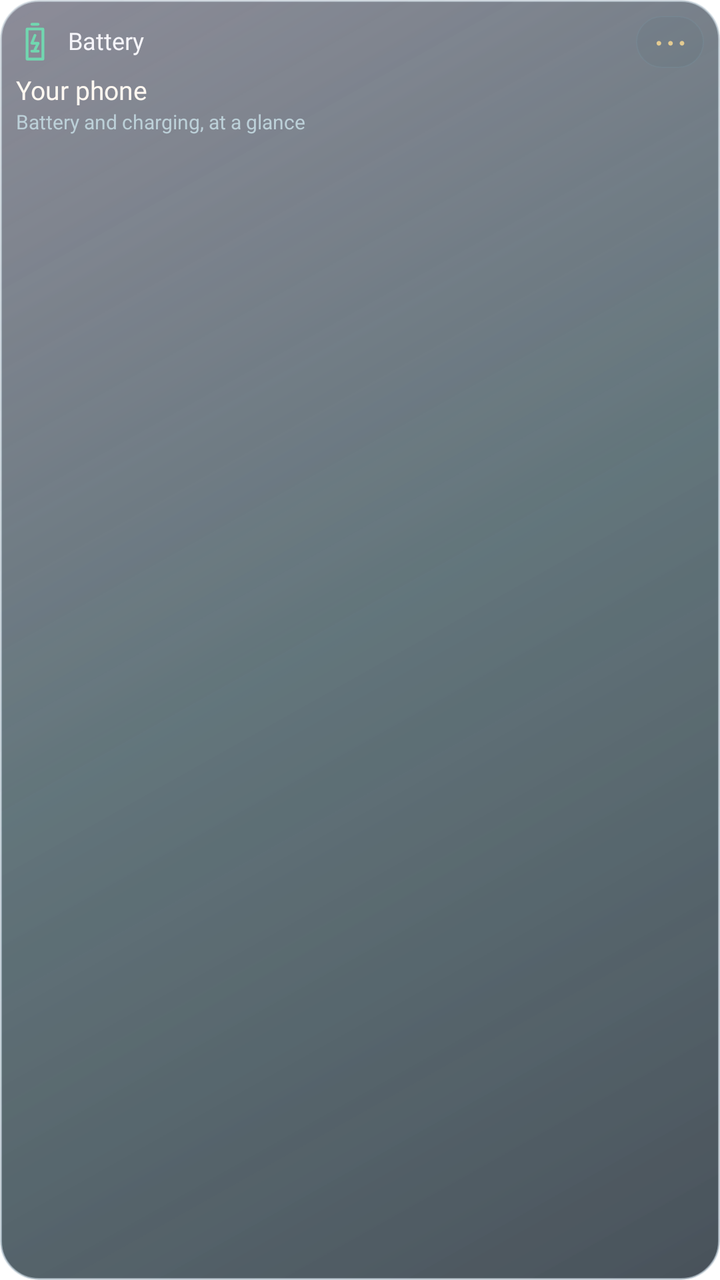
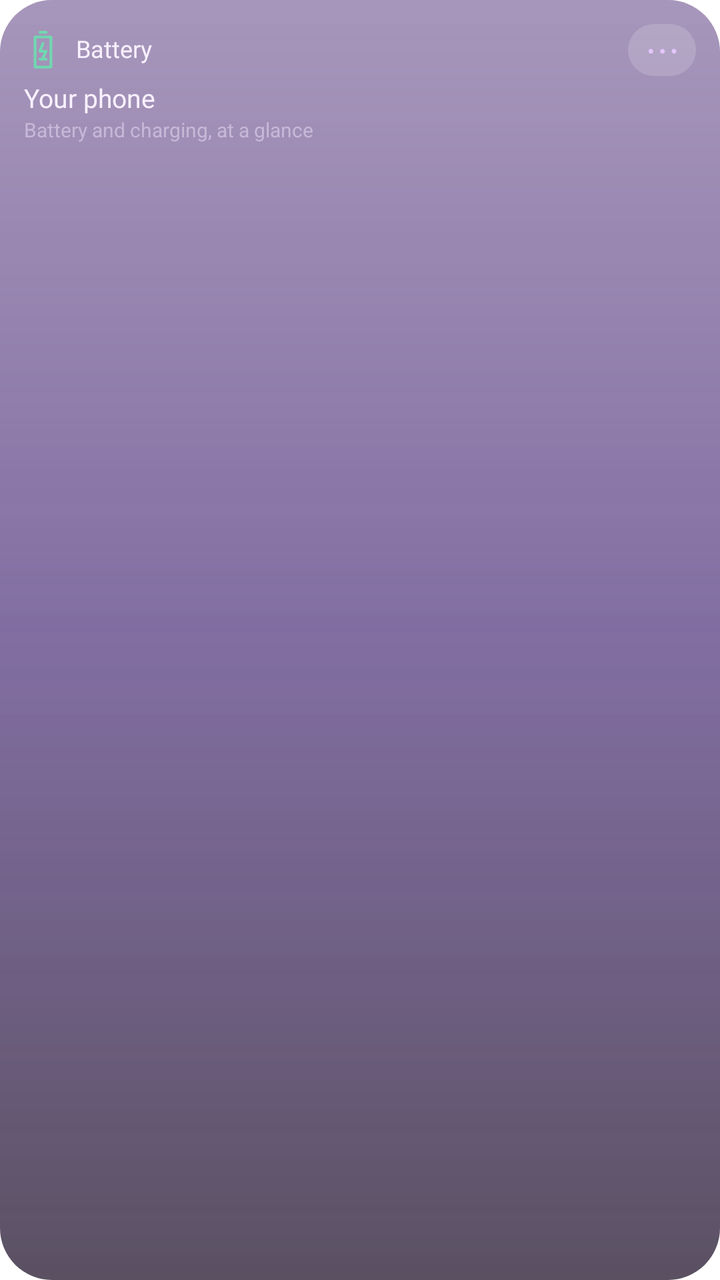

Two renders of the same Android screen: before a commit and after it. Below are the layout's source before the change and the commit's diff.
<!-- AndroidManifest.xml: application theme Theme.Lumen -->
<!-- res/layout/widget_preview_battery.xml -->
<?xml version='1.0' encoding='utf-8'?>
<LinearLayout xmlns:android="http://schemas.android.com/apk/res/android" android:id="@+id/widget_root" android:layout_width="match_parent" android:layout_height="match_parent" android:orientation="vertical" android:padding="8dp" android:background="@drawable/widget_glass_dark_balanced">
    <LinearLayout android:layout_width="match_parent" android:layout_height="wrap_content" android:orientation="horizontal" android:gravity="center_vertical">
        <ImageView android:id="@+id/widget_icon" android:layout_width="19dp" android:layout_height="19dp" android:contentDescription="@null" android:src="@drawable/widget_ic_battery" />
        <TextView android:id="@+id/widget_title" android:layout_width="0dp" android:layout_weight="1" android:layout_height="wrap_content" android:layout_marginStart="7dp" android:text="@string/widget_battery" android:textColor="#F6F5FA" android:textSize="12sp" android:fontFamily="@font/outfit_medium" android:maxLines="1" android:ellipsize="end" android:includeFontPadding="false" />
        <TextView android:id="@+id/widget_action" android:layout_width="34dp" android:layout_height="26dp" android:gravity="center" android:text="@string/widget_more" android:textSize="19sp" android:textColor="#E4CB91" android:contentDescription="@string/widget_open" android:background="@drawable/widget_control" android:includeFontPadding="false" />
    </LinearLayout>
    <TextView android:id="@+id/widget_detail" android:layout_width="match_parent" android:layout_height="wrap_content" android:layout_marginTop="4dp" android:text="@string/widget_preview_battery_detail" android:textColor="#FFF8F1" android:textSize="13sp" android:fontFamily="@font/outfit_medium" android:maxLines="2" android:ellipsize="end" android:visibility="visible" android:includeFontPadding="false" />
    <Chronometer android:id="@+id/widget_timer" android:layout_width="match_parent" android:layout_height="24dp" android:textColor="#FFF8F1" android:textSize="20sp" android:fontFamily="@font/outfit_medium" android:visibility="gone" android:includeFontPadding="false" />
    <TextView android:id="@+id/widget_status" android:layout_width="match_parent" android:layout_height="wrap_content" android:layout_marginTop="2dp" android:textColor="#BCD0D8" android:textSize="10sp" android:maxLines="2" android:ellipsize="end" android:text="@string/widget_preview_battery_status" android:visibility="visible" android:includeFontPadding="false" />
    <LinearLayout android:id="@+id/widget_photos" android:layout_width="match_parent" android:layout_height="44dp" android:layout_marginTop="4dp" android:orientation="horizontal" android:gravity="center_vertical" android:visibility="gone">
        <ImageView android:id="@+id/widget_photo1" android:layout_width="0dp" android:layout_weight="1" android:layout_height="40dp" android:layout_marginEnd="4dp" android:scaleType="centerCrop" android:background="@drawable/widget_photo_frame" android:contentDescription="@string/widget_photo" android:visibility="gone" />
        <ImageView android:id="@+id/widget_photo2" android:layout_width="0dp" android:layout_weight="1" android:layout_height="40dp" android:layout_marginEnd="4dp" android:scaleType="centerCrop" android:background="@drawable/widget_photo_frame" android:contentDescription="@string/widget_photo" android:visibility="gone" />
        <ImageView android:id="@+id/widget_photo3" android:layout_width="0dp" android:layout_weight="1" android:layout_height="40dp" android:layout_marginEnd="4dp" android:scaleType="centerCrop" android:background="@drawable/widget_photo_frame" android:contentDescription="@string/widget_photo" android:visibility="gone" />
        <ImageView android:id="@+id/widget_photo4" android:layout_width="0dp" android:layout_weight="1" android:layout_height="40dp" android:layout_marginEnd="4dp" android:scaleType="centerCrop" android:background="@drawable/widget_photo_frame" android:contentDescription="@string/widget_photo" android:visibility="gone" />
    </LinearLayout>
    <LinearLayout android:id="@+id/widget_photo_names" android:layout_width="match_parent" android:layout_height="12dp" android:orientation="horizontal" android:visibility="gone">
        <TextView android:id="@+id/widget_person1" android:layout_width="0dp" android:layout_weight="1" android:layout_height="match_parent" android:textColor="#BCD0D8" android:textSize="9sp" android:gravity="center" android:maxLines="1" android:ellipsize="end" android:includeFontPadding="false" />
        <TextView android:id="@+id/widget_person2" android:layout_width="0dp" android:layout_weight="1" android:layout_height="match_parent" android:textColor="#BCD0D8" android:textSize="9sp" android:gravity="center" android:maxLines="1" android:ellipsize="end" android:includeFontPadding="false" />
        <TextView android:id="@+id/widget_person3" android:layout_width="0dp" android:layout_weight="1" android:layout_height="match_parent" android:textColor="#BCD0D8" android:textSize="9sp" android:gravity="center" android:maxLines="1" android:ellipsize="end" android:includeFontPadding="false" />
        <TextView android:id="@+id/widget_person4" android:layout_width="0dp" android:layout_weight="1" android:layout_height="match_parent" android:textColor="#BCD0D8" android:textSize="9sp" android:gravity="center" android:maxLines="1" android:ellipsize="end" android:includeFontPadding="false" />
    </LinearLayout>
    <LinearLayout android:id="@+id/widget_row1" android:layout_width="match_parent" android:layout_height="24dp" android:orientation="horizontal" android:gravity="center_vertical" android:visibility="gone">
        <TextView android:id="@+id/widget_check1" android:layout_width="34dp" android:layout_height="match_parent" android:text="@string/widget_circle" android:textColor="#E4CB91" android:textSize="22sp" android:gravity="center_vertical" android:includeFontPadding="false" />
        <TextView android:id="@+id/widget_task1" android:layout_width="0dp" android:layout_weight="1" android:layout_height="wrap_content" android:textColor="#FFF8F1" android:textSize="12sp" android:maxLines="1" android:ellipsize="end" android:includeFontPadding="false" />
    </LinearLayout>
    <LinearLayout android:id="@+id/widget_row2" android:layout_width="match_parent" android:layout_height="24dp" android:orientation="horizontal" android:gravity="center_vertical" android:visibility="gone">
        <TextView android:id="@+id/widget_check2" android:layout_width="34dp" android:layout_height="match_parent" android:text="@string/widget_circle" android:textColor="#E4CB91" android:textSize="22sp" android:gravity="center_vertical" android:includeFontPadding="false" />
        <TextView android:id="@+id/widget_task2" android:layout_width="0dp" android:layout_weight="1" android:layout_height="wrap_content" android:textColor="#FFF8F1" android:textSize="12sp" android:maxLines="1" android:ellipsize="end" android:includeFontPadding="false" />
    </LinearLayout>
    <TextView android:id="@+id/widget_button" android:layout_width="match_parent" android:layout_height="28dp" android:layout_marginTop="4dp" android:gravity="center" android:textColor="#28251D" android:fontFamily="@font/outfit_medium" android:textSize="12sp" android:background="@drawable/widget_pill" android:visibility="gone" android:text="@string/widget_preview_battery_button" android:includeFontPadding="false" />
    <ProgressBar android:id="@+id/widget_meter" android:layout_width="match_parent" android:layout_height="4dp" android:layout_marginTop="8dp" android:max="100" android:progressTint="#E4CB91" android:progressBackgroundTint="#334E6C72" android:visibility="gone" style="?android:attr/progressBarStyleHorizontal" />
</LinearLayout>
<!-- resources referenced by this layout -->
<resources>
  <!-- drawable widget_control (drawable) -->
  <shape xmlns:android="http://schemas.android.com/apk/res/android">
      <corners android:radius="14dp"/>
      <solid android:color="#153F5960"/>
      <stroke android:width="0.6dp" android:color="#337B9BA8"/>
  </shape>
  <!-- drawable widget_glass_dark_balanced (drawable) -->
  <?xml version='1.0' encoding='utf-8'?>
  <layer-list xmlns:android="http://schemas.android.com/apk/res/android">
      <item>
          <shape>
              <corners android:radius="19dp" />
              <gradient android:angle="315" android:startColor="#B939394E" android:centerColor="#B9243B43" android:endColor="#C5131F2A" />
              <stroke android:width="1dp" android:color="#A4BAC7D3" />
          </shape>
      </item>
      <item>
          <shape>
              <corners android:radius="19dp" />
              <gradient android:angle="315" android:startColor="#32FFFFFF" android:centerColor="#087DD8E4" android:endColor="#002C2748" />
          </shape>
      </item>
  </layer-list>
  <!-- drawable widget_ic_battery (drawable) -->
  <vector xmlns:android="http://schemas.android.com/apk/res/android" android:width="24dp" android:height="24dp" android:viewportWidth="24" android:viewportHeight="24"><path android:pathData="M7,4 L17,4 L17,23 L7,23 Z M10,1 L14,1 M10,18 L14,18 M12,8 L10,13 L14,13 L12,17" android:fillColor="@android:color/transparent" android:strokeColor="#71D7B0" android:strokeWidth="1.7" android:strokeLineCap="round" android:strokeLineJoin="round" /></vector>
  <!-- drawable widget_photo_frame (drawable) -->
  <shape xmlns:android="http://schemas.android.com/apk/res/android"><corners android:radius="12dp"/><solid android:color="#262F424B"/></shape>
  <!-- drawable widget_pill (drawable) -->
  <shape xmlns:android="http://schemas.android.com/apk/res/android"><corners android:radius="24dp"/><gradient android:angle="0" android:startColor="#EAD8A7" android:endColor="#DCC28A"/></shape>
  <string name="widget_battery">Battery</string>
  <string name="widget_circle">○</string>
  <string name="widget_more">⋯</string>
  <string name="widget_open">Open widget</string>
  <string name="widget_photo">Photo</string>
  <string name="widget_preview_battery_button" />
  <string name="widget_preview_battery_detail">Your phone</string>
  <string name="widget_preview_battery_status">Battery and charging, at a glance</string>
  <style name="Theme.Lumen" parent="android:Theme.Material.NoActionBar">
          <item name="android:windowShowWallpaper">true</item>
          <item name="android:windowBackground">@android:color/transparent</item>
          <item name="android:colorBackgroundCacheHint">@null</item>
          <item name="android:statusBarColor">@android:color/transparent</item>
          <item name="android:navigationBarColor">@android:color/transparent</item>
          <item name="android:windowDrawsSystemBarBackgrounds">true</item>
          <item name="android:windowLightStatusBar">false</item>
      </style>
</resources>

<!-- the commit's change to res/layout/widget_preview_battery.xml (unified diff, before → after) -->
@@ -1,13 +1,13 @@
 <?xml version='1.0' encoding='utf-8'?>
-<LinearLayout xmlns:android="http://schemas.android.com/apk/res/android" android:id="@+id/widget_root" android:layout_width="match_parent" android:layout_height="match_parent" android:orientation="vertical" android:padding="8dp" android:background="@drawable/widget_glass_dark_balanced">
+<LinearLayout xmlns:android="http://schemas.android.com/apk/res/android" android:id="@+id/widget_root" android:layout_width="match_parent" android:layout_height="match_parent" android:orientation="vertical" android:padding="12dp" android:background="@drawable/widget_glass_dark_balanced">
     <LinearLayout android:layout_width="match_parent" android:layout_height="wrap_content" android:orientation="horizontal" android:gravity="center_vertical">
         <ImageView android:id="@+id/widget_icon" android:layout_width="19dp" android:layout_height="19dp" android:contentDescription="@null" android:src="@drawable/widget_ic_battery" />
-        <TextView android:id="@+id/widget_title" android:layout_width="0dp" android:layout_weight="1" android:layout_height="wrap_content" android:layout_marginStart="7dp" android:text="@string/widget_battery" android:textColor="#F6F5FA" android:textSize="12sp" android:fontFamily="@font/outfit_medium" android:maxLines="1" android:ellipsize="end" android:includeFontPadding="false" />
-        <TextView android:id="@+id/widget_action" android:layout_width="34dp" android:layout_height="26dp" android:gravity="center" android:text="@string/widget_more" android:textSize="19sp" android:textColor="#E4CB91" android:contentDescription="@string/widget_open" android:background="@drawable/widget_control" android:includeFontPadding="false" />
+        <TextView android:id="@+id/widget_title" android:layout_width="0dp" android:layout_weight="1" android:layout_height="wrap_content" android:layout_marginStart="7dp" android:text="@string/widget_battery" android:textColor="#F8F1FF" android:textSize="12sp" android:fontFamily="@font/outfit_medium" android:maxLines="1" android:ellipsize="end" android:includeFontPadding="false" />
+        <TextView android:id="@+id/widget_action" android:layout_width="34dp" android:layout_height="26dp" android:gravity="center" android:text="@string/widget_more" android:textSize="19sp" android:textColor="#E4C6FF" android:contentDescription="@string/widget_open" android:background="@drawable/widget_control" android:includeFontPadding="false" />
     </LinearLayout>
-    <TextView android:id="@+id/widget_detail" android:layout_width="match_parent" android:layout_height="wrap_content" android:layout_marginTop="4dp" android:text="@string/widget_preview_battery_detail" android:textColor="#FFF8F1" android:textSize="13sp" android:fontFamily="@font/outfit_medium" android:maxLines="2" android:ellipsize="end" android:visibility="visible" android:includeFontPadding="false" />
-    <Chronometer android:id="@+id/widget_timer" android:layout_width="match_parent" android:layout_height="24dp" android:textColor="#FFF8F1" android:textSize="20sp" android:fontFamily="@font/outfit_medium" android:visibility="gone" android:includeFontPadding="false" />
-    <TextView android:id="@+id/widget_status" android:layout_width="match_parent" android:layout_height="wrap_content" android:layout_marginTop="2dp" android:textColor="#BCD0D8" android:textSize="10sp" android:maxLines="2" android:ellipsize="end" android:text="@string/widget_preview_battery_status" android:visibility="visible" android:includeFontPadding="false" />
+    <TextView android:id="@+id/widget_detail" android:layout_width="match_parent" android:layout_height="wrap_content" android:layout_marginTop="4dp" android:text="@string/widget_preview_battery_detail" android:textColor="#F8F1FF" android:textSize="13sp" android:fontFamily="@font/outfit_medium" android:maxLines="2" android:ellipsize="end" android:visibility="visible" android:includeFontPadding="false" />
+    <Chronometer android:id="@+id/widget_timer" android:layout_width="match_parent" android:layout_height="24dp" android:textColor="#F8F1FF" android:textSize="20sp" android:fontFamily="@font/outfit_medium" android:visibility="gone" android:includeFontPadding="false" />
+    <TextView android:id="@+id/widget_status" android:layout_width="match_parent" android:layout_height="wrap_content" android:layout_marginTop="2dp" android:textColor="#C8B8D8" android:textSize="10sp" android:maxLines="2" android:ellipsize="end" android:text="@string/widget_preview_battery_status" android:visibility="visible" android:includeFontPadding="false" />
     <LinearLayout android:id="@+id/widget_photos" android:layout_width="match_parent" android:layout_height="44dp" android:layout_marginTop="4dp" android:orientation="horizontal" android:gravity="center_vertical" android:visibility="gone">
         <ImageView android:id="@+id/widget_photo1" android:layout_width="0dp" android:layout_weight="1" android:layout_height="40dp" android:layout_marginEnd="4dp" android:scaleType="centerCrop" android:background="@drawable/widget_photo_frame" android:contentDescription="@string/widget_photo" android:visibility="gone" />
         <ImageView android:id="@+id/widget_photo2" android:layout_width="0dp" android:layout_weight="1" android:layout_height="40dp" android:layout_marginEnd="4dp" android:scaleType="centerCrop" android:background="@drawable/widget_photo_frame" android:contentDescription="@string/widget_photo" android:visibility="gone" />
@@ -15,19 +15,19 @@
         <ImageView android:id="@+id/widget_photo4" android:layout_width="0dp" android:layout_weight="1" android:layout_height="40dp" android:layout_marginEnd="4dp" android:scaleType="centerCrop" android:background="@drawable/widget_photo_frame" android:contentDescription="@string/widget_photo" android:visibility="gone" />
     </LinearLayout>
     <LinearLayout android:id="@+id/widget_photo_names" android:layout_width="match_parent" android:layout_height="12dp" android:orientation="horizontal" android:visibility="gone">
-        <TextView android:id="@+id/widget_person1" android:layout_width="0dp" android:layout_weight="1" android:layout_height="match_parent" android:textColor="#BCD0D8" android:textSize="9sp" android:gravity="center" android:maxLines="1" android:ellipsize="end" android:includeFontPadding="false" />
-        <TextView android:id="@+id/widget_person2" android:layout_width="0dp" android:layout_weight="1" android:layout_height="match_parent" android:textColor="#BCD0D8" android:textSize="9sp" android:gravity="center" android:maxLines="1" android:ellipsize="end" android:includeFontPadding="false" />
-        <TextView android:id="@+id/widget_person3" android:layout_width="0dp" android:layout_weight="1" android:layout_height="match_parent" android:textColor="#BCD0D8" android:textSize="9sp" android:gravity="center" android:maxLines="1" android:ellipsize="end" android:includeFontPadding="false" />
-        <TextView android:id="@+id/widget_person4" android:layout_width="0dp" android:layout_weight="1" android:layout_height="match_parent" android:textColor="#BCD0D8" android:textSize="9sp" android:gravity="center" android:maxLines="1" android:ellipsize="end" android:includeFontPadding="false" />
+        <TextView android:id="@+id/widget_person1" android:layout_width="0dp" android:layout_weight="1" android:layout_height="match_parent" android:textColor="#C8B8D8" android:textSize="9sp" android:gravity="center" android:maxLines="1" android:ellipsize="end" android:includeFontPadding="false" />
+        <TextView android:id="@+id/widget_person2" android:layout_width="0dp" android:layout_weight="1" android:layout_height="match_parent" android:textColor="#C8B8D8" android:textSize="9sp" android:gravity="center" android:maxLines="1" android:ellipsize="end" android:includeFontPadding="false" />
+        <TextView android:id="@+id/widget_person3" android:layout_width="0dp" android:layout_weight="1" android:layout_height="match_parent" android:textColor="#C8B8D8" android:textSize="9sp" android:gravity="center" android:maxLines="1" android:ellipsize="end" android:includeFontPadding="false" />
+        <TextView android:id="@+id/widget_person4" android:layout_width="0dp" android:layout_weight="1" android:layout_height="match_parent" android:textColor="#C8B8D8" android:textSize="9sp" android:gravity="center" android:maxLines="1" android:ellipsize="end" android:includeFontPadding="false" />
     </LinearLayout>
     <LinearLayout android:id="@+id/widget_row1" android:layout_width="match_parent" android:layout_height="24dp" android:orientation="horizontal" android:gravity="center_vertical" android:visibility="gone">
-        <TextView android:id="@+id/widget_check1" android:layout_width="34dp" android:layout_height="match_parent" android:text="@string/widget_circle" android:textColor="#E4CB91" android:textSize="22sp" android:gravity="center_vertical" android:includeFontPadding="false" />
-        <TextView android:id="@+id/widget_task1" android:layout_width="0dp" android:layout_weight="1" android:layout_height="wrap_content" android:textColor="#FFF8F1" android:textSize="12sp" android:maxLines="1" android:ellipsize="end" android:includeFontPadding="false" />
+        <TextView android:id="@+id/widget_check1" android:layout_width="34dp" android:layout_height="match_parent" android:text="@string/widget_circle" android:textColor="#E4C6FF" android:textSize="22sp" android:gravity="center_vertical" android:includeFontPadding="false" />
+        <TextView android:id="@+id/widget_task1" android:layout_width="0dp" android:layout_weight="1" android:layout_height="wrap_content" android:textColor="#F8F1FF" android:textSize="12sp" android:maxLines="1" android:ellipsize="end" android:includeFontPadding="false" />
     </LinearLayout>
     <LinearLayout android:id="@+id/widget_row2" android:layout_width="match_parent" android:layout_height="24dp" android:orientation="horizontal" android:gravity="center_vertical" android:visibility="gone">
-        <TextView android:id="@+id/widget_check2" android:layout_width="34dp" android:layout_height="match_parent" android:text="@string/widget_circle" android:textColor="#E4CB91" android:textSize="22sp" android:gravity="center_vertical" android:includeFontPadding="false" />
-        <TextView android:id="@+id/widget_task2" android:layout_width="0dp" android:layout_weight="1" android:layout_height="wrap_content" android:textColor="#FFF8F1" android:textSize="12sp" android:maxLines="1" android:ellipsize="end" android:includeFontPadding="false" />
+        <TextView android:id="@+id/widget_check2" android:layout_width="34dp" android:layout_height="match_parent" android:text="@string/widget_circle" android:textColor="#E4C6FF" android:textSize="22sp" android:gravity="center_vertical" android:includeFontPadding="false" />
+        <TextView android:id="@+id/widget_task2" android:layout_width="0dp" android:layout_weight="1" android:layout_height="wrap_content" android:textColor="#F8F1FF" android:textSize="12sp" android:maxLines="1" android:ellipsize="end" android:includeFontPadding="false" />
     </LinearLayout>
-    <TextView android:id="@+id/widget_button" android:layout_width="match_parent" android:layout_height="28dp" android:layout_marginTop="4dp" android:gravity="center" android:textColor="#28251D" android:fontFamily="@font/outfit_medium" android:textSize="12sp" android:background="@drawable/widget_pill" android:visibility="gone" android:text="@string/widget_preview_battery_button" android:includeFontPadding="false" />
-    <ProgressBar android:id="@+id/widget_meter" android:layout_width="match_parent" android:layout_height="4dp" android:layout_marginTop="8dp" android:max="100" android:progressTint="#E4CB91" android:progressBackgroundTint="#334E6C72" android:visibility="gone" style="?android:attr/progressBarStyleHorizontal" />
+    <TextView android:id="@+id/widget_button" android:layout_width="match_parent" android:layout_height="28dp" android:layout_marginTop="4dp" android:gravity="center" android:textColor="#2A1048" android:fontFamily="@font/outfit_medium" android:textSize="12sp" android:background="@drawable/widget_pill" android:visibility="gone" android:text="@string/widget_preview_battery_button" android:includeFontPadding="false" />
+    <ProgressBar android:id="@+id/widget_meter" android:layout_width="match_parent" android:layout_height="4dp" android:layout_marginTop="8dp" android:max="100" android:progressTint="#C084FC" android:progressBackgroundTint="#33E4C6FF" android:visibility="gone" style="?android:attr/progressBarStyleHorizontal" />
 </LinearLayout>
<!-- resource entries referenced after the edit -->
@@ -1,34 +1,53 @@
 <!-- resources referenced by this layout -->
 <resources>
   <!-- drawable widget_control (drawable) -->
+  <?xml version="1.0" encoding="utf-8"?>
   <shape xmlns:android="http://schemas.android.com/apk/res/android">
-      <corners android:radius="14dp"/>
-      <solid android:color="#153F5960"/>
-      <stroke android:width="0.6dp" android:color="#337B9BA8"/>
+      <corners android:radius="16dp" />
+      <solid android:color="#28FFFFFF" />
   </shape>
   <!-- drawable widget_glass_dark_balanced (drawable) -->
-  <?xml version='1.0' encoding='utf-8'?>
+  <?xml version="1.0" encoding="utf-8"?>
   <layer-list xmlns:android="http://schemas.android.com/apk/res/android">
       <item>
           <shape>
-              <corners android:radius="19dp" />
-              <gradient android:angle="315" android:startColor="#B939394E" android:centerColor="#B9243B43" android:endColor="#C5131F2A" />
-              <stroke android:width="1dp" android:color="#A4BAC7D3" />
+              <corners android:radius="26dp" />
+              <gradient
+                  android:angle="270"
+                  android:startColor="#993B1568"
+                  android:centerColor="#A62E1060"
+                  android:endColor="#B314061F" />
           </shape>
       </item>
       <item>
           <shape>
-              <corners android:radius="19dp" />
-              <gradient android:angle="315" android:startColor="#32FFFFFF" android:centerColor="#087DD8E4" android:endColor="#002C2748" />
+              <corners android:radius="26dp" />
+              <gradient
+                  android:angle="270"
+                  android:startColor="#40FFFFFF"
+                  android:centerColor="#18E4C6FF"
+                  android:endColor="#00FFFFFF" />
           </shape>
       </item>
   </layer-list>
   <!-- drawable widget_ic_battery (drawable) -->
   <vector xmlns:android="http://schemas.android.com/apk/res/android" android:width="24dp" android:height="24dp" android:viewportWidth="24" android:viewportHeight="24"><path android:pathData="M7,4 L17,4 L17,23 L7,23 Z M10,1 L14,1 M10,18 L14,18 M12,8 L10,13 L14,13 L12,17" android:fillColor="@android:color/transparent" android:strokeColor="#71D7B0" android:strokeWidth="1.7" android:strokeLineCap="round" android:strokeLineJoin="round" /></vector>
   <!-- drawable widget_photo_frame (drawable) -->
-  <shape xmlns:android="http://schemas.android.com/apk/res/android"><corners android:radius="12dp"/><solid android:color="#262F424B"/></shape>
+  <?xml version="1.0" encoding="utf-8"?>
+  <shape xmlns:android="http://schemas.android.com/apk/res/android">
+      <corners android:radius="16dp" />
+      <solid android:color="#3314061F" />
+  </shape>
   <!-- drawable widget_pill (drawable) -->
-  <shape xmlns:android="http://schemas.android.com/apk/res/android"><corners android:radius="24dp"/><gradient android:angle="0" android:startColor="#EAD8A7" android:endColor="#DCC28A"/></shape>
+  <?xml version="1.0" encoding="utf-8"?>
+  <shape xmlns:android="http://schemas.android.com/apk/res/android">
+      <corners android:radius="22dp" />
+      <gradient
+          android:angle="0"
+          android:startColor="#E9D5FF"
+          android:centerColor="#D8B4FE"
+          android:endColor="#F0ABFC" />
+  </shape>
   <string name="widget_battery">Battery</string>
   <string name="widget_circle">○</string>
   <string name="widget_more">⋯</string>
